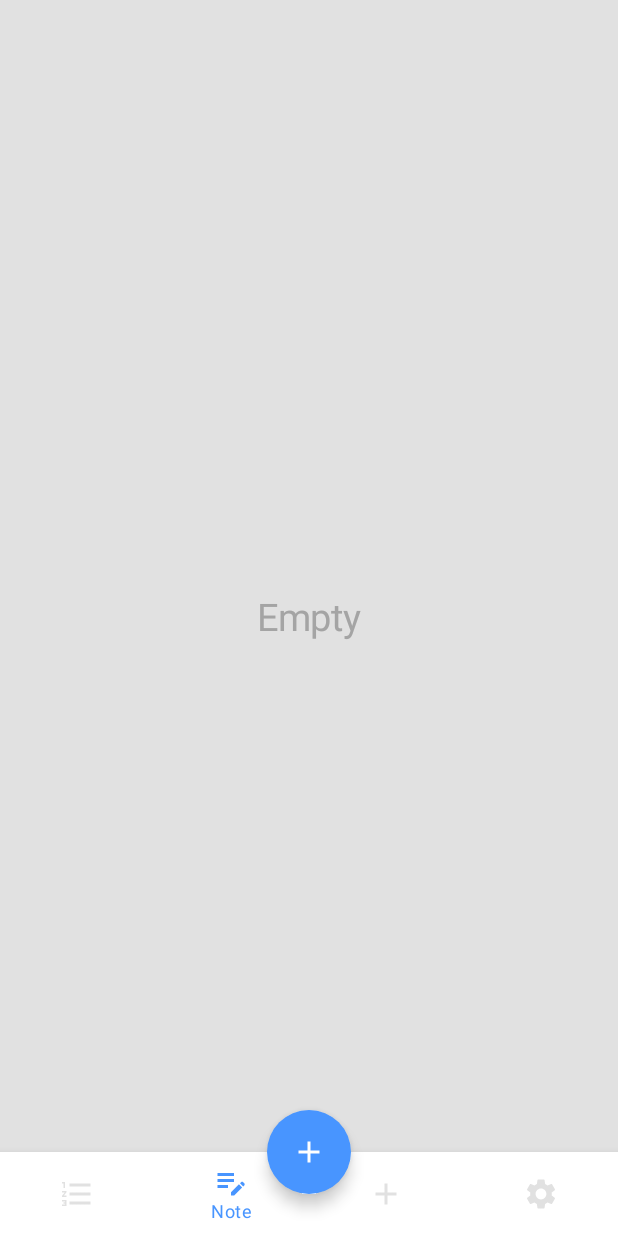
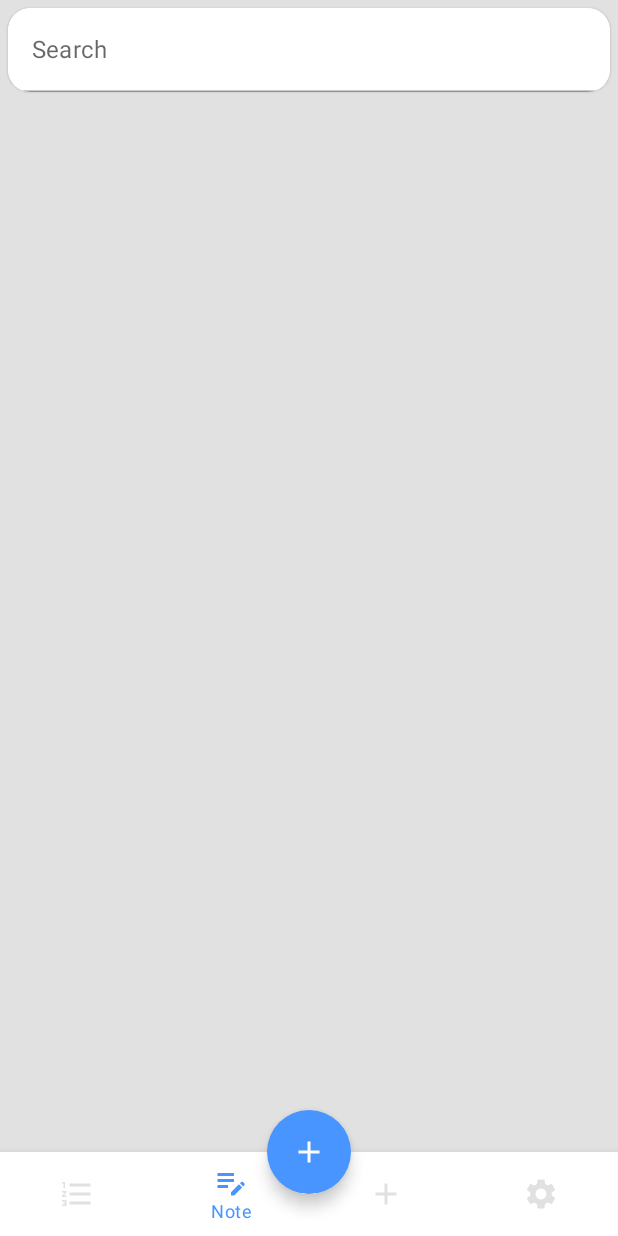
Before and after one commit to ArchikDev/ShoppingListSimple, an Android app built with Jetpack Compose: the NoteListScreen screen opened through its navigation route, on a phone screen of 412 x 824 dp. Run offline under Robolectric (Android 15) with nearby library versions, the phone set to English and light mode, and no system bars; our stand-ins replace Dagger/Hilt's generated code.

Commit message:
add searcg note item

```diff
--- a/app/src/main/java/ru/ar4uk/shoppinglistsimple/presentation/note_list_screen/NoteListEvent.kt
+++ b/app/src/main/java/ru/ar4uk/shoppinglistsimple/presentation/note_list_screen/NoteListEvent.kt
@@ -6,6 +6,6 @@ sealed class NoteListEvent {
 
     data class OnShowDeleteDialog(val item: ShoppingNoteItem): NoteListEvent()
     data class OnItemClick(val route: String): NoteListEvent()
-
+    data class OnTextSearchChange(val text: String): NoteListEvent()
     data object UnDoneDeleteItem: NoteListEvent()
 }
--- a/app/src/main/java/ru/ar4uk/shoppinglistsimple/presentation/note_list_screen/NoteListScreen.kt
+++ b/app/src/main/java/ru/ar4uk/shoppinglistsimple/presentation/note_list_screen/NoteListScreen.kt
@@ -2,21 +2,29 @@ package ru.ar4uk.shoppinglistsimple.presentation.shopping_list_screen
 
 import android.annotation.SuppressLint
 import androidx.compose.foundation.background
+import androidx.compose.foundation.layout.Column
 import androidx.compose.foundation.layout.PaddingValues
 import androidx.compose.foundation.layout.fillMaxSize
+import androidx.compose.foundation.layout.fillMaxWidth
 import androidx.compose.foundation.layout.padding
 import androidx.compose.foundation.layout.wrapContentHeight
 import androidx.compose.foundation.lazy.LazyColumn
 import androidx.compose.foundation.lazy.items
+import androidx.compose.foundation.shape.RoundedCornerShape
+import androidx.compose.material.Card
 import androidx.compose.material.Scaffold
 import androidx.compose.material.Snackbar
 import androidx.compose.material.SnackbarHost
 import androidx.compose.material.SnackbarResult
+import androidx.compose.material.Text
+import androidx.compose.material.TextField
+import androidx.compose.material.TextFieldDefaults
 import androidx.compose.material.rememberScaffoldState
 import androidx.compose.runtime.Composable
 import androidx.compose.runtime.LaunchedEffect
 import androidx.compose.runtime.collectAsState
 import androidx.compose.ui.Modifier
+import androidx.compose.ui.graphics.Color
 import androidx.compose.ui.text.style.TextAlign
 import androidx.compose.ui.unit.dp
 import androidx.compose.ui.unit.sp
@@ -39,7 +47,8 @@ fun NoteListScreen(
     onNavigate: (String) -> Unit
 ) {
     val scaffoldState = rememberScaffoldState()
-    val itemsList = viewModel.noteList.collectAsState(initial = emptyList())
+//    val itemsList = viewModel.noteList.collectAsState(initial = emptyList())
+
 
     LaunchedEffect(key1 = true) {
         viewModel.uiEvent.collect { uiEvent ->
@@ -74,17 +83,42 @@ fun NoteListScreen(
             )
         }
     }) {
+        Column(
+            modifier = Modifier
+                .fillMaxWidth()
+                .background(GrayLight)
+        ) {
+            Card(
+                modifier = Modifier
+                    .fillMaxWidth()
+                    .padding(5.dp),
+                shape = RoundedCornerShape(15.dp)
+            ) {
+                TextField(
+                    value = viewModel.searchText,
+                    onValueChange = { text ->
+                        viewModel.onEvent(NoteListEvent.OnTextSearchChange(text))
+                    },
+                    label = {
+                        Text(
+                            text = "Search"
+                        )
+                    },
+                    colors = TextFieldDefaults.textFieldColors(
+                        backgroundColor = Color.White
+                    )
+                )
+            }
             LazyColumn(modifier = Modifier
-            .fillMaxSize()
-            .background(GrayLight),
+                .fillMaxSize(),
                 contentPadding = PaddingValues(bottom = 100.dp)
             ) {
-            items(itemsList.value) {item ->
+                items(viewModel.noteList) {item ->
                     UiNoteItem(viewModel.titleColor.value, item, viewModel::onEvent)
                 }
             }
             MainDialog(dialogController = viewModel)
-        if (itemsList.value.isEmpty()) {
+            if (viewModel.noteList.isEmpty()) {
                 androidx.compose.material.Text(
                     text = "Empty",
                     fontSize = 25.sp,
@@ -96,6 +130,7 @@ fun NoteListScreen(
                 )
             }
          }
+    }
 
 
 }
--- a/app/src/main/java/ru/ar4uk/shoppinglistsimple/presentation/note_list_screen/NoteListViewModel.kt
+++ b/app/src/main/java/ru/ar4uk/shoppinglistsimple/presentation/note_list_screen/NoteListViewModel.kt
@@ -1,6 +1,8 @@
 package ru.ar4uk.shoppinglistsimple.presentation.note_list_screen
 
+import androidx.compose.runtime.getValue
 import androidx.compose.runtime.mutableStateOf
+import androidx.compose.runtime.setValue
 import androidx.lifecycle.ViewModel
 import androidx.lifecycle.viewModelScope
 import dagger.hilt.android.lifecycle.HiltViewModel
@@ -23,12 +25,17 @@ class NoteListViewModel @Inject constructor(
     private val dataStoreManager: DataStoreManager
 ): ViewModel(), DialogController {
 
-    val noteList = repository.allNotes()
+    val noteListFlow = repository.allNotes()
     private var noteItem: ShoppingNoteItem? = null
     var titleColor = mutableStateOf(ColorUtils.colorList[0])
 
+    var noteList by mutableStateOf(listOf<ShoppingNoteItem>())
+    var originalNoteList = listOf<ShoppingNoteItem>()
+
     private val _uiEvent = Channel<UiEvent>() // передатчик
     val uiEvent = _uiEvent.receiveAsFlow() // приёмник
+    var searchText by mutableStateOf("")
+        private set
 
     override var dialogTitle = mutableStateOf("Delete?")
         private set
@@ -48,6 +55,13 @@ class NoteListViewModel @Inject constructor(
                 titleColor.value = color
             }
         }
+
+        viewModelScope.launch {
+            noteListFlow.collect { list ->
+                noteList = list
+                originalNoteList = list
+            }
+        }
     }
 
     fun onEvent(event: NoteListEvent) {
@@ -62,6 +76,13 @@ class NoteListViewModel @Inject constructor(
             is NoteListEvent.UnDoneDeleteItem -> {
                 viewModelScope.launch {
                     noteItem?.let { repository.insertItem(it) }
+                }
+            }
+
+            is NoteListEvent.OnTextSearchChange -> {
+                searchText = event.text
+                noteList = originalNoteList.filter { note ->
+                    note.title.lowercase().startsWith(searchText.lowercase())
                 }
             }
         }
```
Lines whose indentation alone changed are shown as unchanged.
